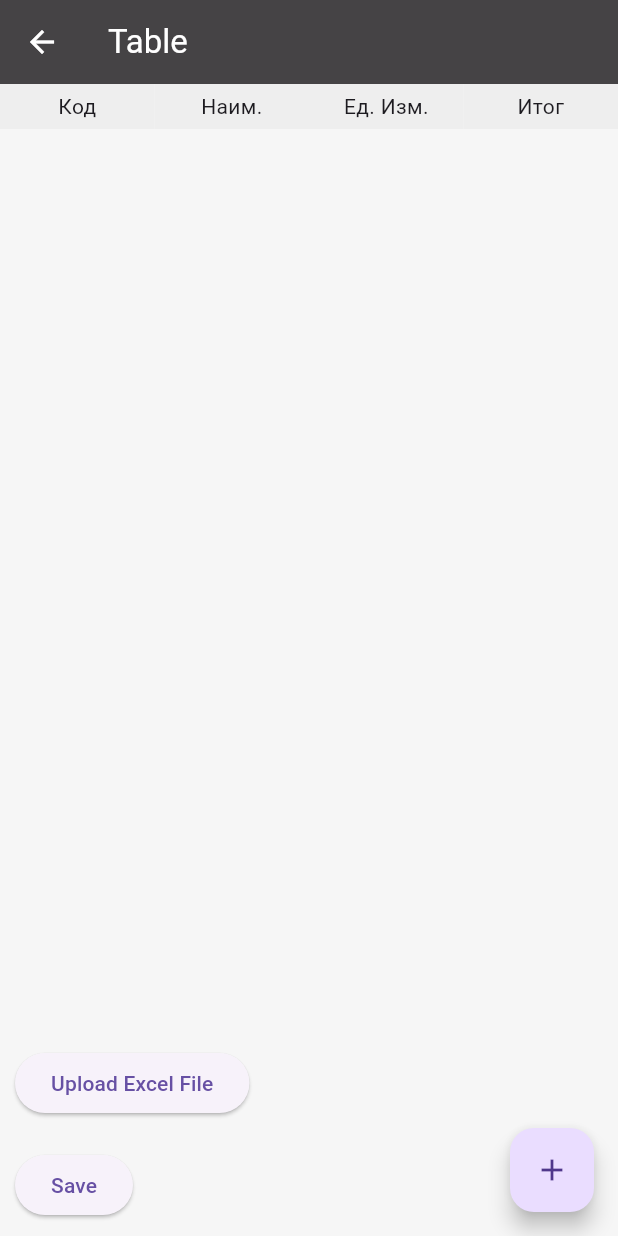
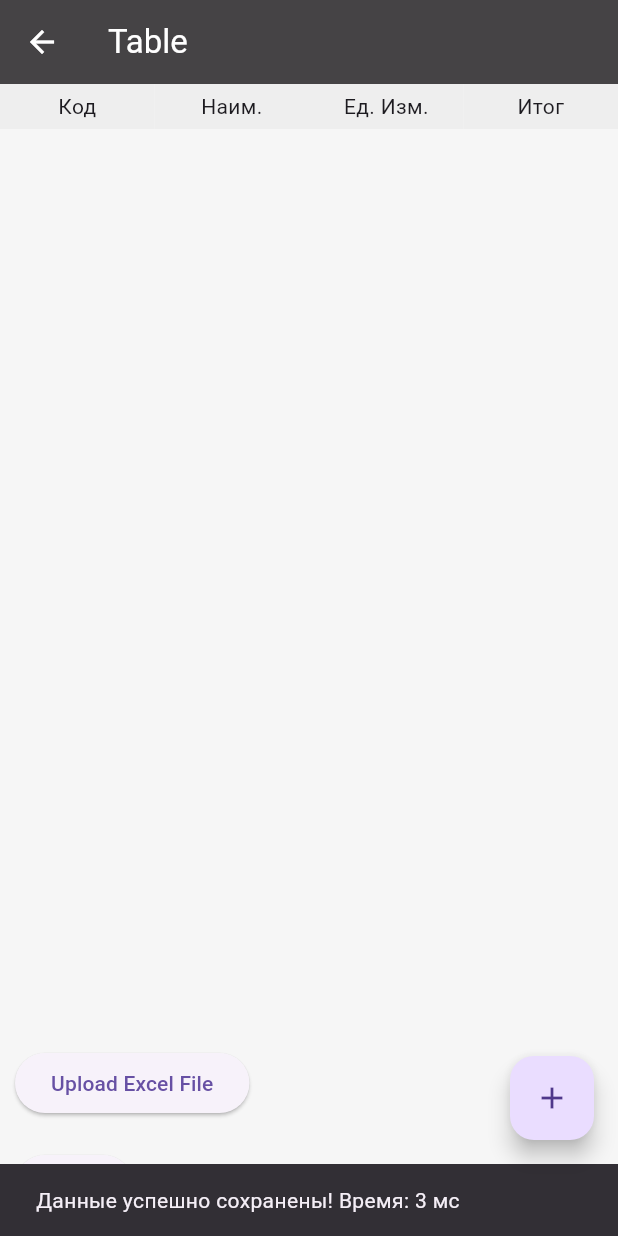
Before and after one commit to gizo333/zakupka, a Flutter app: the TableView screen opened by its route, after a tap on "Save", on a phone screen of 412 x 824 dp. Run offline on Flutter 3.47's test engine with Material 2 defaults, Android fonts, the phone set to English and light mode, and no system bars; our stand-ins replace cloud_firestore, email_validator, file_picker, firebase_auth, firebase_core; missing offline and left inert: excel; accounts and stored records are empty.

Commit message:
version 0.04

```diff
--- a/lib/table/tableview.dart
+++ b/lib/table/tableview.dart
@@ -292,7 +292,7 @@ class _TableViewState extends State<TableView> {
               child: ElevatedButton(
                 onPressed: () async {
                   // Call the function to save JSON data to Firestore
-                  savePositionsToFirestore();
+                  savePositionsToFirestore(context);
                 },
                 child: const Text('Save'),
               ),
@@ -378,28 +378,37 @@ class _TableViewState extends State<TableView> {
       _lists.add(PositionClass(null, '', null, null));
     });
   }
-  void savePositionsToFirestore() {
-    // Получение коллекции Firestore для текущего пользователя
+
+
+  void savePositionsToFirestore(BuildContext context) {
     CollectionReference collection = getFirestoreCollection();
-
-    // Создание объекта WriteBatch
     WriteBatch batch = FirebaseFirestore.instance.batch();
 
     for (var position in _lists) {
-      // Создание нового документа с автоматически сгенерированным идентификатором
       DocumentReference docRef = collection.doc();
-
-      // Установка данных позиции в документ
       batch.set(docRef, position.toJson());
     }
 
-    // Выполнение пакетной записи данных
+    // Инициализация и запуск секундомера
+    Stopwatch stopwatch = Stopwatch()..start();
+
     batch.commit().then((value) {
-      print('Данные успешно сохранены!');
+      stopwatch.stop();
+      Duration duration = stopwatch.elapsed;
+
+      ScaffoldMessenger.of(context).showSnackBar(
+        SnackBar(content: Text('Данные успешно сохранены! Время: ${duration.inMilliseconds} мс')),
+      );
     }).catchError((error) {
-      print('Ошибка при сохранении данных: $error');
+      stopwatch.stop();
+
+      ScaffoldMessenger.of(context).showSnackBar(
+        SnackBar(content: Text('Ошибка при сохранении данных: $error')),
+      );
     });
   }
 
 
+
+
 }
```
